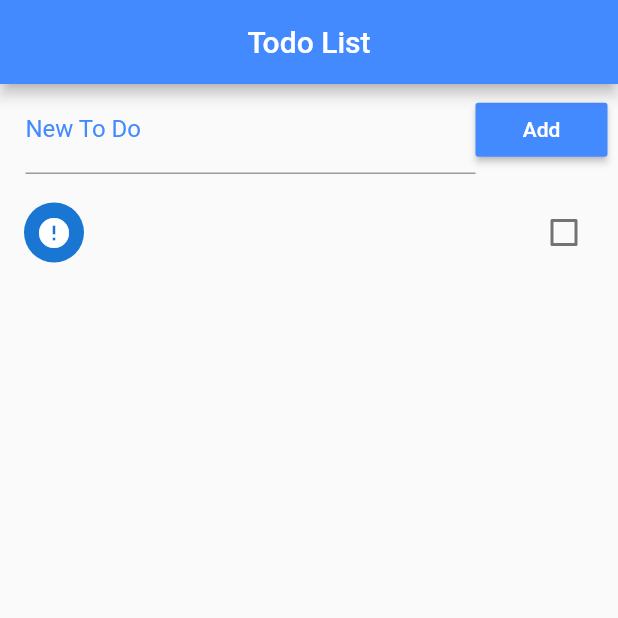
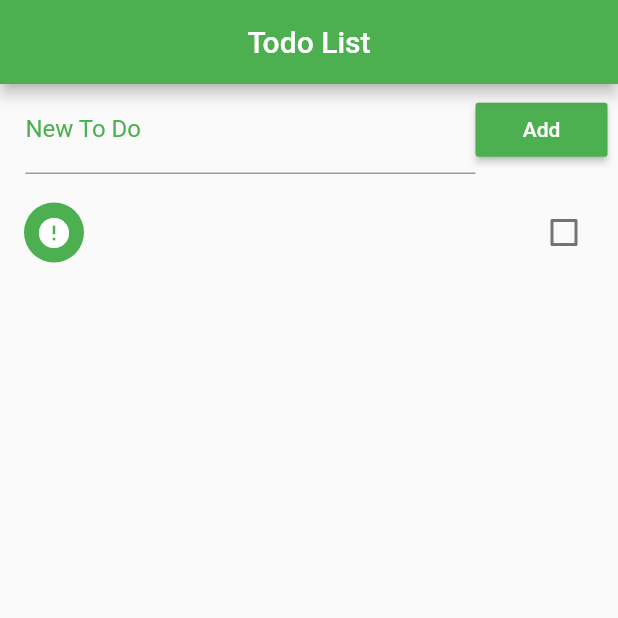
Before and after one commit to erick-adl/todo_list_flutter, a Flutter app: the screen it shows after launch, after a tap on "Add", on a phone screen of 412 x 824 dp, the top half of it. Run offline on Flutter 3.47's test engine with Material 2 defaults, Android fonts, the phone set to English and light mode, and no system bars.

```diff
--- a/lib/main.dart
+++ b/lib/main.dart
@@ -15,7 +15,6 @@ class Home extends StatefulWidget {
 }
 
 class _HomeState extends State<Home> {
-
   final _todoController = new TextEditingController();
   List _toDoList = [];
 
@@ -23,13 +22,12 @@ class _HomeState extends State<Home> {
   void initState() {
     super.initState();
 
-    _readData().then((onValue){
+    _readData().then((onValue) {
       setState(() {
         _toDoList = json.decode(onValue);
       });
     });
   }
-
 
   void _addTodo() {
     setState(() {
@@ -47,7 +45,7 @@ class _HomeState extends State<Home> {
     return Scaffold(
       appBar: AppBar(
         title: Text("Todo List"),
-        backgroundColor: Colors.blueAccent,
+        backgroundColor: Colors.green,
         centerTitle: true,
       ),
       body: Column(
@@ -61,11 +59,11 @@ class _HomeState extends State<Home> {
                     controller: _todoController,
                     decoration: InputDecoration(
                         labelText: "New To Do",
-                        labelStyle: TextStyle(color: Colors.blueAccent)),
+                        labelStyle: TextStyle(color: Colors.green)),
                   ),
                 ),
                 RaisedButton(
-                  color: Colors.blueAccent,
+                  color: Colors.green,
                   child: Text("Add"),
                   textColor: Colors.white,
                   onPressed: _addTodo,
@@ -77,13 +75,34 @@ class _HomeState extends State<Home> {
             child: ListView.builder(
               padding: EdgeInsets.only(top: 10.0),
               itemCount: _toDoList.length,
-              itemBuilder: (contex, index) {
-                return CheckboxListTile(
+              itemBuilder: buildItem,
+            ),
+          )
+        ],
+      ),
+    );
+  }
+
+  Widget buildItem(contex, index) {
+    return Dismissible(
+      background: Container(
+        color: Colors.red,
+        child: Align(
+          alignment: Alignment(-0.9, 0.0),
+          child: Icon(
+            Icons.delete,
+            color: Colors.white,
+          ),
+        ),
+      ),
+      direction: DismissDirection.startToEnd,
+      child: CheckboxListTile(
         title: Text(_toDoList[index]["title"]),
         value: _toDoList[index]["ok"],
         secondary: CircleAvatar(
-                    child: Icon(
-                        _toDoList[index]["ok"] ? Icons.check : Icons.error),
+          child: Icon(_toDoList[index]["ok"] ? Icons.check : Icons.error),
+          backgroundColor: Colors.green,
+          foregroundColor: Colors.white,
         ),
         onChanged: (bool value) {
           setState(() {
@@ -91,12 +110,7 @@ class _HomeState extends State<Home> {
             _saveData();
           });
         },
-                );
-              },
-            ),
-          )
-        ],
-      ),
+      ), key: Key(DateTime.now().millisecondsSinceEpoch.toString()),
     );
   }
 
```
Lines whose indentation alone changed are shown as unchanged.
